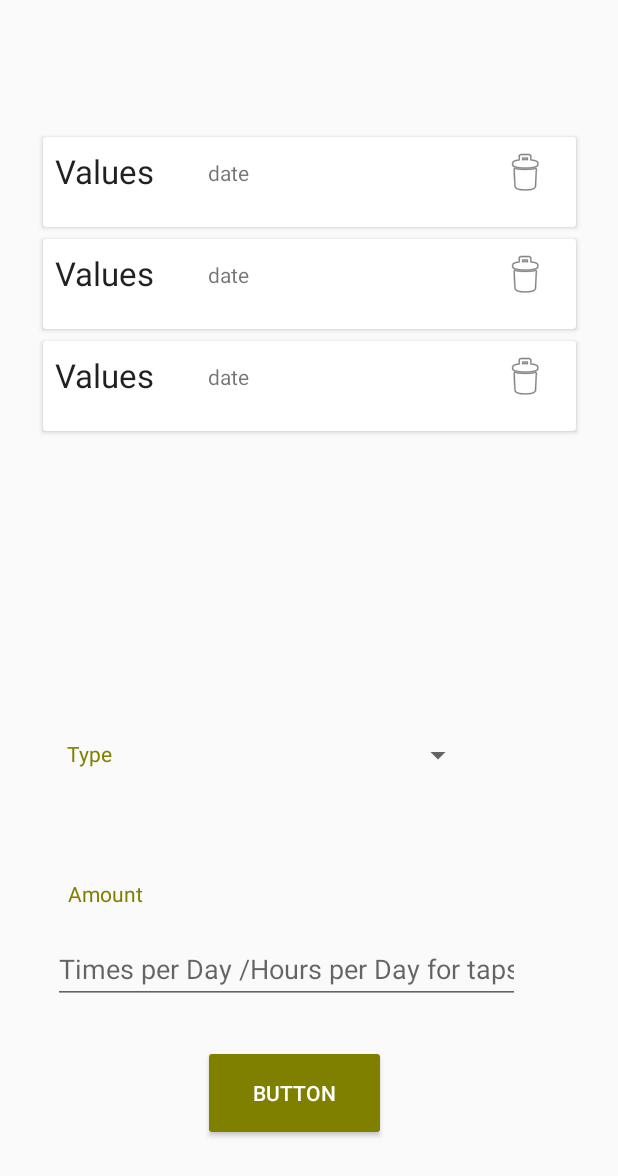
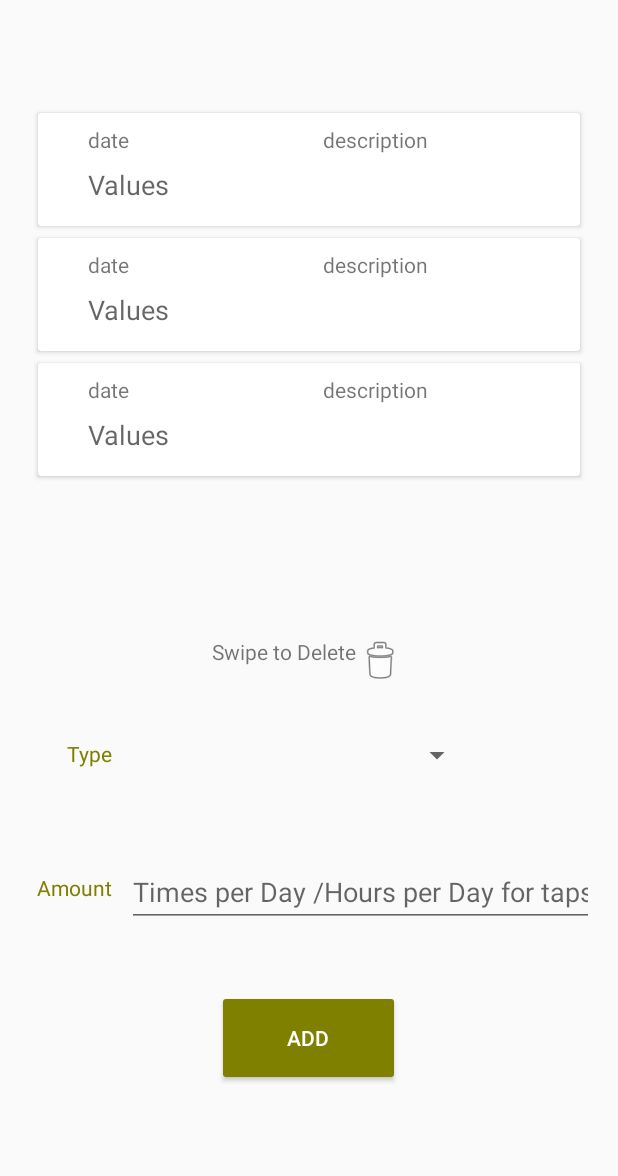
Before and after one commit to LuigiElo/TUFootCarbon, an Android app: the layout fragment_waterusage.xml on its own in the app's theme, with its tools: preview values and no code run, on a phone screen of 412 x 824 dp. Shown: the top 1176 px of the screen. Run offline under Robolectric (Android 15) with nearby library versions, the phone set to English and light mode, and no system bars.

```diff
--- a/app/src/main/java/com/example/androidapp/ui/water/WaterUsageViewModel.java
+++ b/app/src/main/java/com/example/androidapp/ui/water/WaterUsageViewModel.java
@@ -60,6 +60,12 @@ public class WaterUsageViewModel extends AndroidViewModel {
         cr.insert(carbonEmissions);
     }
 
+    public void delete(CarbonEmissions carbonEmissions){
+        cr.delete(carbonEmissions);
+    }
+
+
+
     public void deleteAll() {
         cr.deleteAllNotes();
     }
--- a/app/src/main/res/layout/card_item.xml
+++ b/app/src/main/res/layout/card_item.xml
@@ -1,44 +1,60 @@
 <?xml version="1.0" encoding="utf-8"?>
 <androidx.cardview.widget.CardView xmlns:android="http://schemas.android.com/apk/res/android"
     android:layout_width="match_parent"
-    android:layout_height="60dp"
+    android:layout_height="75dp"
     android:layout_marginEnd="8dp"
     android:layout_marginStart="8dp"
     android:layout_marginTop="8dp">
 
     <RelativeLayout
         android:layout_width="wrap_content"
-        android:layout_height="55dp"
+        android:layout_height="74dp"
         android:padding="8dp">
 
 
         <TextView
-            android:id="@+id/delete"
-            android:layout_width="wrap_content"
-            android:layout_height="wrap_content"
-            android:layout_alignParentEnd="true"
-            android:layout_marginEnd="10dp"
-            android:clickable="true"
-            android:drawableRight="@android:drawable/ic_menu_delete" />
-
-        <TextView
             android:id="@+id/values_textview"
             android:layout_width="wrap_content"
-            android:layout_height="wrap_content"
+            android:layout_height="39dp"
+            android:layout_alignParentStart="true"
+            android:layout_alignParentTop="true"
+            android:layout_alignParentEnd="true"
+            android:layout_alignParentBottom="true"
+            android:layout_marginStart="25dp"
+            android:layout_marginTop="27dp"
+            android:layout_marginEnd="40dp"
+            android:layout_marginBottom="0dp"
             android:text="Values"
-            android:textAppearance="@style/TextAppearance.AppCompat.Large" />
+            android:textAppearance="@style/TextAppearance.AppCompat.Medium" />
 
         <TextView
             android:id="@+id/date_textView"
-            android:layout_width="wrap_content"
-            android:layout_height="wrap_content"
+            android:layout_width="154dp"
+            android:layout_height="29dp"
             android:layout_alignParentStart="true"
             android:layout_alignParentTop="true"
             android:layout_alignParentEnd="true"
-            android:layout_marginStart="102dp"
-            android:layout_marginTop="6dp"
-            android:layout_marginEnd="198dp"
-            android:text="date" />
+            android:layout_alignParentBottom="true"
+            android:layout_marginStart="25dp"
+            android:layout_marginTop="0dp"
+            android:layout_marginEnd="208dp"
+            android:layout_marginBottom="37dp"
+            android:text="date"
+            android:textAppearance="@style/TextAppearance.AppCompat.Small" />
+
+        <TextView
+            android:id="@+id/description_textView"
+            android:layout_width="177dp"
+            android:layout_height="34dp"
+            android:layout_alignParentStart="true"
+            android:layout_alignParentTop="true"
+            android:layout_alignParentEnd="true"
+            android:layout_alignParentBottom="true"
+            android:layout_marginStart="182dp"
+            android:layout_marginTop="0dp"
+            android:layout_marginEnd="28dp"
+            android:layout_marginBottom="32dp"
+            android:text="description" />
 
 
     </RelativeLayout>
--- a/app/src/main/res/layout/fragment_waterusage.xml
+++ b/app/src/main/res/layout/fragment_waterusage.xml
@@ -21,8 +21,8 @@
 
     <androidx.recyclerview.widget.RecyclerView
         android:id="@+id/valuesView"
-        android:layout_width="371dp"
-        android:layout_height="341dp"
+        android:layout_width="377dp"
+        android:layout_height="359dp"
         android:layout_marginBottom="45dp"
         app:layout_constraintBottom_toTopOf="@+id/spinner"
         app:layout_constraintEnd_toEndOf="parent"
@@ -36,15 +36,16 @@
         style="@style/Widget.AppCompat.EditText"
         android:layout_width="311dp"
         android:layout_height="46dp"
+        android:contentDescription="hhh"
         android:ems="10"
         android:hint="@string/water_hint"
         android:inputType="number"
         app:layout_constraintBottom_toBottomOf="parent"
         app:layout_constraintEnd_toEndOf="parent"
-        app:layout_constraintHorizontal_bias="0.35"
+        app:layout_constraintHorizontal_bias="0.84"
         app:layout_constraintStart_toStartOf="parent"
         app:layout_constraintTop_toTopOf="parent"
-        app:layout_constraintVertical_bias="0.801" />
+        app:layout_constraintVertical_bias="0.735" />
 
     <TextView
         android:id="@+id/textViewType"
@@ -62,7 +63,7 @@
     <Spinner
         android:id="@+id/spinner"
         style="@style/FirebaseUI.CountrySpinner"
-        android:layout_width="211dp"
+        android:layout_width="210dp"
         android:layout_height="51dp"
         android:scrollbarStyle="outsideInset"
         app:layout_constraintBottom_toBottomOf="parent"
@@ -81,23 +82,37 @@
         android:textColor="@color/colorAccent"
         app:layout_constraintBottom_toBottomOf="parent"
         app:layout_constraintEnd_toEndOf="parent"
-        app:layout_constraintHorizontal_bias="0.125"
+        app:layout_constraintHorizontal_bias="0.069"
         app:layout_constraintStart_toStartOf="parent"
         app:layout_constraintTop_toTopOf="parent"
-        app:layout_constraintVertical_bias="0.728" />
+        app:layout_constraintVertical_bias="0.723" />
 
     <Button
         android:id="@+id/button"
         style="@style/Widget.AppCompat.Button.Colored"
         android:layout_width="122dp"
         android:layout_height="64dp"
-        android:text="Button"
+        android:text="Add"
         android:textStyle="normal"
         app:layout_constraintBottom_toBottomOf="parent"
         app:layout_constraintEnd_toEndOf="parent"
-        app:layout_constraintHorizontal_bias="0.467"
+        app:layout_constraintHorizontal_bias="0.498"
         app:layout_constraintStart_toStartOf="parent"
         app:layout_constraintTop_toTopOf="parent"
-        app:layout_constraintVertical_bias="0.917" />
+        app:layout_constraintVertical_bias="0.868" />
+
+    <TextView
+        android:id="@+id/deleSwipe"
+        style="@android:style/Widget.DeviceDefault.Light.TextView"
+        android:layout_width="wrap_content"
+        android:layout_height="wrap_content"
+        android:drawableRight="@android:drawable/ic_menu_delete"
+        android:text="Swipe to Delete"
+        app:layout_constraintBottom_toBottomOf="parent"
+        app:layout_constraintEnd_toEndOf="parent"
+        app:layout_constraintHorizontal_bias="0.498"
+        app:layout_constraintStart_toStartOf="parent"
+        app:layout_constraintTop_toTopOf="parent"
+        app:layout_constraintVertical_bias="0.536" />
 
 </androidx.constraintlayout.widget.ConstraintLayout>
```
Also changed, not shown: app/src/main/java/com/example/androidapp/CardAdapter.java (+13 -3 lines), app/src/main/java/com/example/androidapp/Database/CarbonEmissions.java (+15 -5 lines), app/src/main/java/com/example/androidapp/ui/water/WaterUsageFragment.java (+29 -9 lines).
